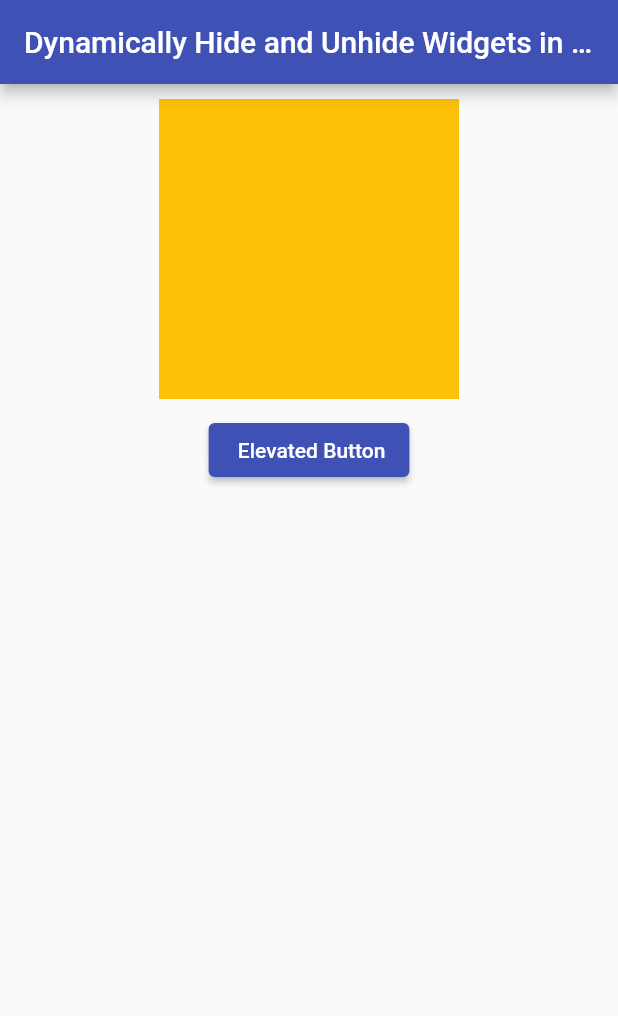
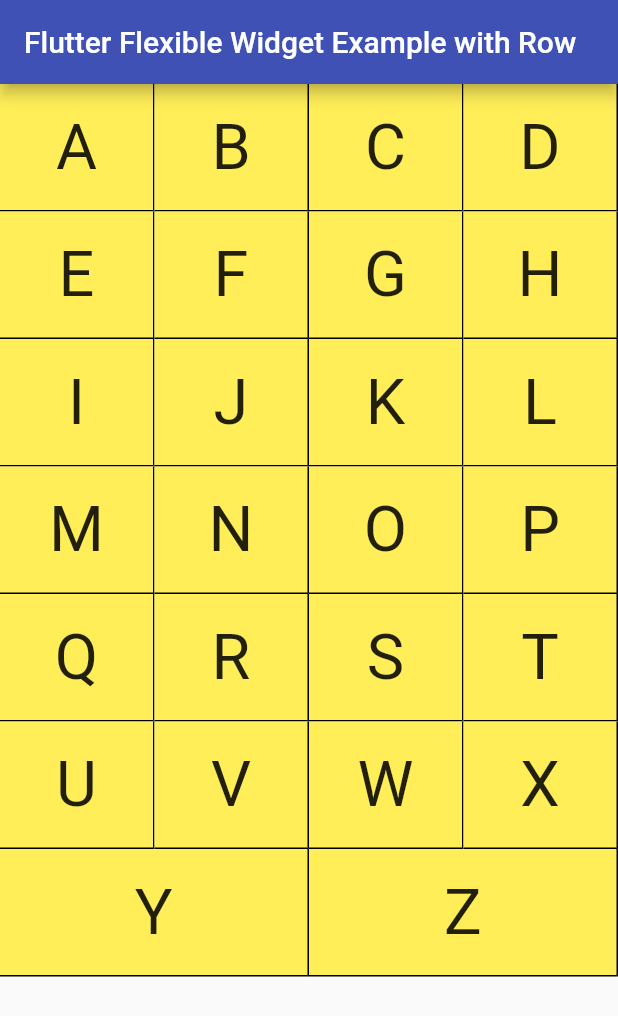
Before and after one commit to mdmanik74/Flutter-Practices, a Flutter app: the screen it shows after launch, on a phone screen of 412 x 824 dp. Shown: the top 1016 px of the screen. Run offline on Flutter 3.47's test engine with Material 2 defaults, Android fonts, the phone set to English and light mode, and no system bars.

Commit message:
Flutter Row Conecetp code

```diff
--- a/lib/main.dart
+++ b/lib/main.dart
@@ -10,32 +10,178 @@ class MyApp extends StatelessWidget{
       title: 'Flutter Demo',
       theme: ThemeData(primarySwatch: Colors.indigo),
       home: Scaffold(
-        appBar: AppBar(title: Text('Dynamically Hide and Unhide Widgets in Flutter'),),
+        appBar: AppBar(title: Text('Flutter Flexible Widget Example with Row'),),
         body: Center(
-            child: Column(children: [
-              Visibility(visible: isVisible,
-                child:Container(
-                  margin: const EdgeInsets.all(10.0),
-                  color: Colors.amber,
-                  width: 200.0,
-                  height: 200.0,
-                ),),
-              ElevatedButton(onPressed: () {
-                setState(() {
-                  isVisible = !isVisible;
-                });
-              },
-                  child: Text(' Elevated Button'))],)
+          child: AlphabetWidget(),
         ),
       ),
     );
   }
-
-  void setState(Null Function() param0) {}
 }
 
 
+class AlphabetWidget extends StatelessWidget {
+  @override
+  Widget build(BuildContext context) {
+    double cellheight = 85;
+    Color cellcolor = Color(0xFFFFEE58);
+    double tsFactor = 3.0;
+    Alignment cellalignment = Alignment.center;
 
+    List alphabets = [['A', 'B', 'C', 'D'],
+      ['E', 'F', 'G', 'H'],
+      ['I', 'J', 'K', 'L'],
+      ['M', 'N', 'O', 'P'],
+      ['Q', 'R', 'S', 'T'],
+      ['U', 'V', 'W', 'X'],
+      ['Y', 'Z']];
+
+    return ListView(
+      children: <Widget>[
+        Row(
+          children: List.generate(alphabets[0].length, (index) {
+            return Flexible(
+              flex: 2,
+              child: Container(
+                  height: cellheight,
+                  alignment: cellalignment,
+                  decoration: const BoxDecoration(
+                      color:  Color(0xFFFFEE58),
+                      border: Border(
+                        right: BorderSide(width: 1.0, color: Color(0xFFFF000000)),
+                        bottom: BorderSide(width: 1.0, color: Color(0xFFFF000000)),
+                      )),
+                  child: Text(
+                    alphabets[0][index],
+                    textScaleFactor: tsFactor,
+                  )),
+            );
+          }),
+        ),
+        Row(
+          children: List.generate(alphabets[1].length, (index) {
+            return Flexible(
+              flex: 2,
+              child: Container(
+                  height: cellheight,
+                  alignment: cellalignment,
+                  decoration: const BoxDecoration(
+                      color:  Color(0xFFFFEE58),
+                      border: Border(
+                        right: BorderSide(width: 1.0, color: Color(0xFFFF000000)),
+                        bottom: BorderSide(width: 1.0, color: Color(0xFFFF000000)),
+                      )),
+                  child: Text(
+                    alphabets[1][index],
+                    textScaleFactor: tsFactor,
+                  )),
+            );
+          }),
+        ),
+        Row(
+          children: List.generate(alphabets[2].length, (index) {
+            return Flexible(
+              flex: 2,
+              child: Container(
+                  height: cellheight,
+                  alignment: cellalignment,
+                  decoration: const BoxDecoration(
+                      color:  Color(0xFFFFEE58),
+                      border: Border(
+                        right: BorderSide(width: 1.0, color: Color(0xFFFF000000)),
+                        bottom: BorderSide(width: 1.0, color: Color(0xFFFF000000)),
+                      )),
+                  child: Text(
+                    alphabets[2][index],
+                    textScaleFactor: tsFactor,
+                  )),
+            );
+          }),
+        ),
+        Row(
+          children: List.generate(alphabets[3].length, (index) {
+            return Flexible(
+              flex: 2,
+              child: Container(
+                  height: cellheight,
+                  alignment: cellalignment,
+                  decoration: const BoxDecoration(
+                      color:  Color(0xFFFFEE58),
+                      border: Border(
+                        right: BorderSide(width: 1.0, color: Color(0xFFFF000000)),
+                        bottom: BorderSide(width: 1.0, color: Color(0xFFFF000000)),
+                      )),
+                  child: Text(
+                    alphabets[3][index],
+                    textScaleFactor: tsFactor,
+                  )),
+            );
+          }),
+        ),
+        Row(
+          children: List.generate(alphabets[4].length, (index) {
+            return Flexible(
+              flex: 2,
+              child: Container(
+                  height: cellheight,
+                  alignment: cellalignment,
+                  decoration: const BoxDecoration(
+                      color:  Color(0xFFFFEE58),
+                      border: Border(
+                        right: BorderSide(width: 1.0, color: Color(0xFFFF000000)),
+                        bottom: BorderSide(width: 1.0, color: Color(0xFFFF000000)),
+                      )),
+                  child: Text(
+                    alphabets[4][index],
+                    textScaleFactor: tsFactor,
+                  )),
+            );
+          }),
+        ),
+        Row(
+          children: List.generate(alphabets[5].length, (index) {
+            return Flexible(
+              flex: 2,
+              child: Container(
+                  height: cellheight,
+                  alignment: cellalignment,
+                  decoration: const BoxDecoration(
+                      color:  Color(0xFFFFEE58),
+                      border: Border(
+                        right: BorderSide(width: 1.0, color: Color(0xFFFF000000)),
+                        bottom: BorderSide(width: 1.0, color: Color(0xFFFF000000)),
+                      )),
+                  child: Text(
+                    alphabets[5][index],
+                    textScaleFactor: tsFactor,
+                  )),
+            );
+          }),
+        ),
+        Row(
+          children: List.generate(alphabets[6].length, (index) {
+            return Flexible(
+              flex: 2,
+              child: Container(
+                  height: cellheight,
+                  alignment: cellalignment,
+                  decoration: const BoxDecoration(
+                      color:  Color(0xFFFFEE58),
+                      border: Border(
+                        right: BorderSide(width: 1.0, color: Color(0xFFFF000000)),
+                        bottom: BorderSide(width: 1.0, color: Color(0xFFFF000000)),
+                      )),
+                  child: Text(
+                    alphabets[6][index],
+                    textScaleFactor: tsFactor,
+                  )),
+            );
+          }),
+        ),
+      ],
+    );
+  }
+}
 /*
 import 'package:flutter/material.dart';
 
```
